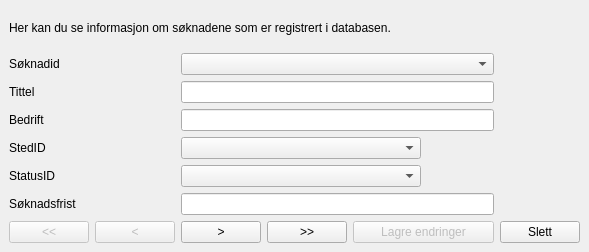
Above: src/QT/jobber/jobber/viewjobs.ui from andersbo87/sources before the change. Below: the same form after it.
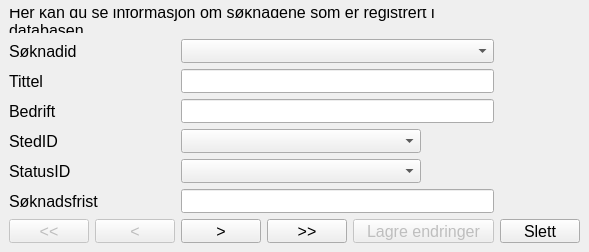
That is the form after the change. Icons and pictures are not drawn.

Patch:
```diff
--- a/src/QT/jobber/jobber/viewjobs.ui
+++ b/src/QT/jobber/jobber/viewjobs.ui
@@ -16,6 +16,12 @@
     <height>252</height>
    </size>
   </property>
+  <property name="font">
+   <font>
+    <family>Arial</family>
+    <pointsize>12</pointsize>
+   </font>
+  </property>
   <property name="windowTitle">
    <string>Vis innlagte jobber</string>
   </property>
```
